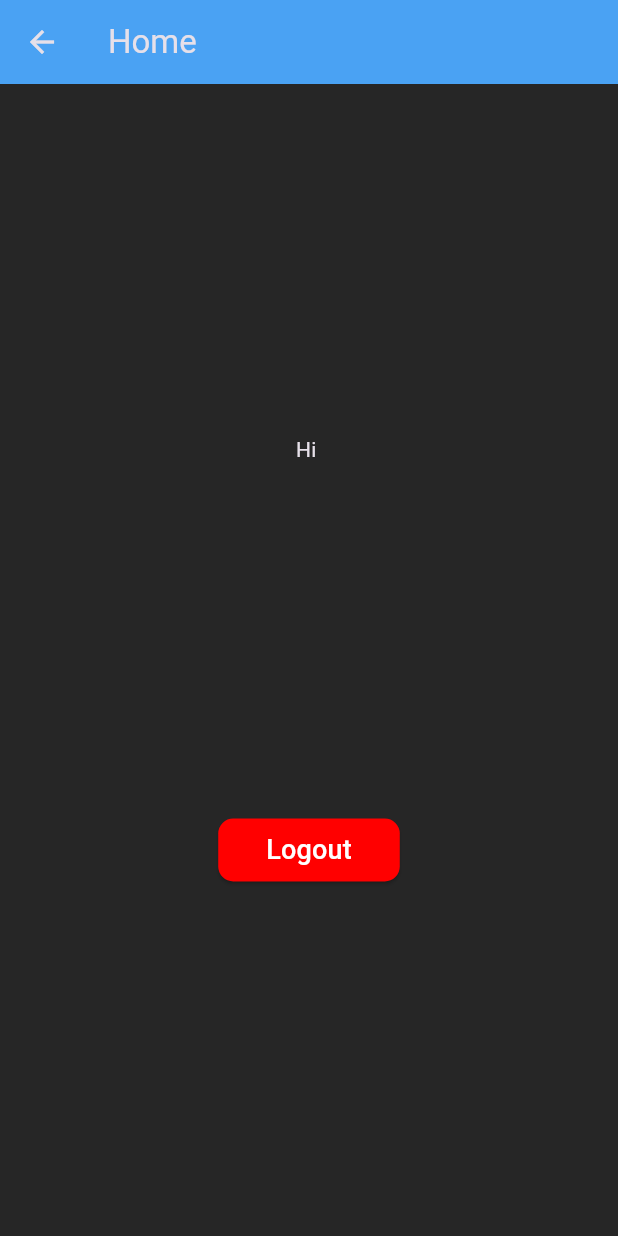
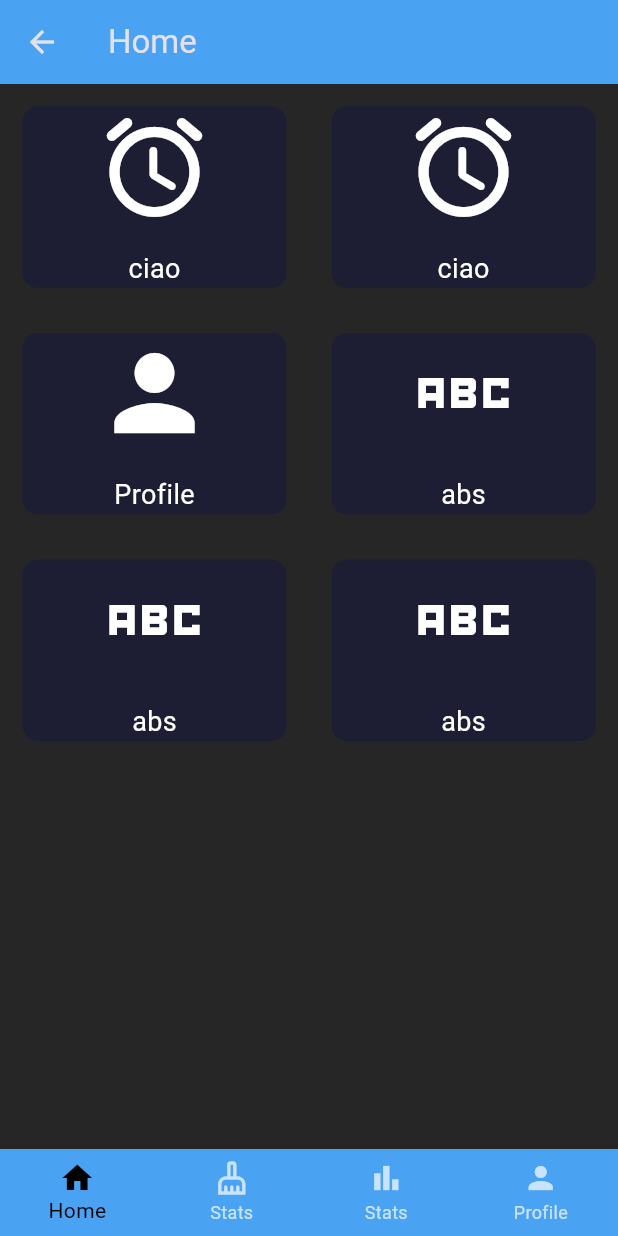
Before and after one commit to fatjonfreskina/houskipper-mobile, a Flutter app: the HomeScreen screen opened by its route, on a phone screen of 412 x 824 dp. Run offline on Flutter 3.47's test engine with Material 3 defaults, Android fonts, the phone set to English and light mode, and no system bars; our stand-ins replace email_validator, shared_preferences; accounts and stored records are empty; network calls fail.

Commit message:
Update UI constants and add reusable card and icon content components

```diff
--- /dev/null
+++ b/lib/components/icon_content.dart
@@ -0,0 +1,31 @@
+import 'package:app/utilities/ui_constants.dart';
+import 'package:flutter/material.dart';
+
+class IconContent extends StatelessWidget {
+  const IconContent({
+    super.key,
+    required this.icon,
+    required this.label,
+  });
+
+  final IconData icon;
+  final String label;
+
+  @override
+  Widget build(BuildContext context) {
+    return Column(
+      mainAxisAlignment:
+          MainAxisAlignment.center, // aligns vertically if inside a column
+      children: [
+        Icon(
+          icon,
+          size: 80.0,
+        ),
+        const SizedBox(
+          height: 15.0,
+        ),
+        Text(label, style: kBodyTextStyle)
+      ],
+    );
+  }
+}
--- /dev/null
+++ b/lib/components/reusable_card.dart
@@ -0,0 +1,25 @@
+import 'package:flutter/material.dart';
+
+// TODO: Style cards
+
+class ReusableCard extends StatelessWidget {
+  const ReusableCard(
+      {super.key, required this.color, this.cardChild, required this.onPress});
+
+  final Color color;
+  final Widget? cardChild;
+  final VoidCallback? onPress;
+
+  @override
+  Widget build(BuildContext context) {
+    return GestureDetector(
+      onTap: onPress,
+      child: Container(
+        margin: const EdgeInsets.all(15.0),
+        decoration: BoxDecoration(
+            borderRadius: BorderRadius.circular(10.0), color: color),
+        child: cardChild,
+      ),
+    );
+  }
+}
--- a/lib/main.dart
+++ b/lib/main.dart
@@ -1,6 +1,5 @@
 import 'package:app/screens/home_screen.dart';
 import 'package:app/screens/login_screen.dart';
-import 'package:app/screens/main_screen.dart';
 import 'package:app/screens/register_screen.dart';
 import 'package:app/screens/splash_screen.dart';
 import 'package:app/utilities/ui_constants.dart';
@@ -51,9 +50,10 @@ class _MyAppState extends State<MyApp> {
           scaffoldBackgroundColor: kColorGreyPrimary,
           appBarTheme: const AppBarTheme(backgroundColor: kColorBluePrimary)),
       routes: {
-        kRouteMainPageName: (context) => const MainScreen(),
         kRouteLoginPageName: (context) => const LoginScreen(),
-        kRouteHomePageName: (context) => const HomeScreen(),
+        kRouteHomePageName: (context) => const HomeScreen(
+              tab: 1,
+            ),
         kRouteRegisterPageName: (context) => const RegisterScreen(),
       },
       home: const SplashScreen(),
--- a/lib/screens/home_screen.dart
+++ b/lib/screens/home_screen.dart
@@ -1,17 +1,16 @@
-import 'package:app/components/large_text_button.dart';
+import 'package:app/components/icon_content.dart';
+import 'package:app/components/reusable_card.dart';
 import 'package:app/models/user_model.dart';
 import 'package:app/services/state/prefs_service.dart';
-import 'package:app/utilities/route_names.dart';
 import 'package:app/utilities/ui_constants.dart';
-import 'package:flutter/foundation.dart';
 import 'package:flutter/material.dart';
 import 'package:shared_preferences/shared_preferences.dart';
 
-// TODO: Create card (take it from the tutorial project), Miller's law
-// TODO: Create navbar bottom
+// TODO: Style navbar bottom
+// TODO: Add functionality to navbar
 
 class HomeScreen extends StatefulWidget {
-  const HomeScreen({super.key});
+  const HomeScreen({super.key, required int tab});
 
   @override
   State<HomeScreen> createState() => _HomeScreenState();
@@ -19,6 +18,7 @@ class HomeScreen extends StatefulWidget {
 
 class _HomeScreenState extends State<HomeScreen> {
   User user = User(id: 0, email: '', firstName: '', lastName: '');
+  int _selectedIndex = 0;
 
   void loadData() async {
     SharedPreferences prefs = await SharedPreferences.getInstance();
@@ -33,32 +33,128 @@ class _HomeScreenState extends State<HomeScreen> {
     super.initState();
   }
 
+  void _onItemTapped(int index) {
+    setState(() {
+      _selectedIndex = index;
+      debugPrint('Index: $_selectedIndex');
+    });
+  }
+
   @override
   Widget build(BuildContext context) {
     return Scaffold(
       appBar: AppBar(
         title: const Text('Home'),
       ),
-      body: Center(
-        child: Column(
-          mainAxisAlignment: MainAxisAlignment.spaceEvenly,
-          children: [
-            Text('Hi ${user.firstName}'),
-            LargeTextButton(
-              text: 'Logout',
-              onPress: () async {
-                SharedPreferences prefs = await SharedPreferences.getInstance();
-                PrefsManager().clearPrefs(prefs);
-                if (kDebugMode) {
-                  print('Removed preferences');
-                  PrefsManager().printPrefs(prefs);
-                }
-                Navigator.pushReplacementNamed(context, kRouteLoginPageName);
-              },
-              color: kColorAlertError,
-            ),
-          ],
-        ),
+      bottomNavigationBar: BottomNavigationBar(
+        items: const <BottomNavigationBarItem>[
+          BottomNavigationBarItem(
+            icon: Icon(Icons.home),
+            label: 'Home',
+          ),
+          BottomNavigationBarItem(
+            icon: Icon(Icons.cleaning_services_outlined),
+            label: 'Stats',
+          ),
+          BottomNavigationBarItem(
+            icon: Icon(Icons.bar_chart_sharp),
+            label: 'Stats',
+          ),
+          BottomNavigationBarItem(
+            icon: Icon(Icons.person),
+            label: 'Profile',
+          ),
+        ],
+        currentIndex: _selectedIndex,
+        selectedItemColor: Colors.black,
+        backgroundColor: kColorBluePrimary,
+        onTap: _onItemTapped,
+        type: BottomNavigationBarType.fixed,
+      ),
+      body: Column(
+        crossAxisAlignment: CrossAxisAlignment.stretch,
+        children: [
+          Row(
+            children: [
+              Expanded(
+                child: ReusableCard(
+                  color: kActiveCardColor,
+                  onPress: () {
+                    debugPrint('Pressed');
+                  },
+                  cardChild: const IconContent(
+                      icon: Icons.access_alarm_rounded, label: 'ciao'),
+                ),
+              ),
+              Expanded(
+                child: ReusableCard(
+                  color: kActiveCardColor,
+                  onPress: () {
+                    debugPrint('Pressed');
+                  },
+                  cardChild: const IconContent(
+                      icon: Icons.access_alarm_rounded, label: 'ciao'),
+                ),
+              ),
+            ],
+          ),
+          Row(
+            children: [
+              Expanded(
+                child: ReusableCard(
+                  color: kActiveCardColor,
+                  onPress: () {
+                    debugPrint('Pressed');
+                  },
+                  cardChild: const IconContent(
+                    icon: Icons.person,
+                    label: 'Profile',
+                  ),
+                ),
+              ),
+              Expanded(
+                child: ReusableCard(
+                  color: kActiveCardColor,
+                  onPress: () {
+                    debugPrint('Pressed');
+                  },
+                  cardChild: const IconContent(
+                    icon: Icons.abc_sharp,
+                    label: 'abs',
+                  ),
+                ),
+              ),
+            ],
+          ),
+          Row(
+            children: [
+              Expanded(
+                child: ReusableCard(
+                  color: kActiveCardColor,
+                  onPress: () {
+                    debugPrint('Pressed');
+                  },
+                  cardChild: const IconContent(
+                    icon: Icons.abc_sharp,
+                    label: 'abs',
+                  ),
+                ),
+              ),
+              Expanded(
+                child: ReusableCard(
+                  color: kActiveCardColor,
+                  onPress: () {
+                    debugPrint('Pressed');
+                  },
+                  cardChild: const IconContent(
+                    icon: Icons.abc_sharp,
+                    label: 'abs',
+                  ),
+                ),
+              ),
+            ],
+          ),
+        ],
       ),
     );
   }
--- a/lib/utilities/ui_constants.dart
+++ b/lib/utilities/ui_constants.dart
@@ -14,8 +14,13 @@ const kTitleTextStyle = TextStyle(
   fontWeight: FontWeight.bold,
 );
 
+const kLabelTextStyle = TextStyle(
+  fontSize: 22.0,
+  color: kColorGreyPrimary,
+);
+
 const kBodyTextStyle = TextStyle(
-  fontSize: 22.0,
+  fontSize: 18.0,
   fontWeight: FontWeight.normal,
   color: kColorWhite,
 );
@@ -45,3 +50,7 @@ const kFormLabelTextStyle = TextStyle(
 const kSmallSizedBoxHeight = 20.0;
 const kMediumSizedBoxHeight = 40.0;
 const kLargeSizedBoxHeight = 80.0;
+
+// CARD STYLES
+const kActiveCardColor = Color(0xFF1D1E33);
+const kInactiveCardColor = Color(0xFF111328);
```
Also changed, not shown: lib/components/bottom_navigation_bar.dart (deleted, +0 -47 lines), lib/screens/main_screen.dart (+0 -76 lines).
